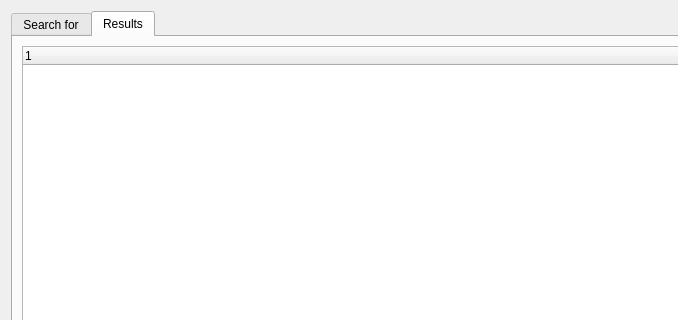
JakubMelka/PDF4QT, file PdfForQtViewer/pdfadvancedfindwidget.ui: the form before one commit; both pictures show x 0 to 678 and y 0 to 320 of the 881 by 457 pixel window.
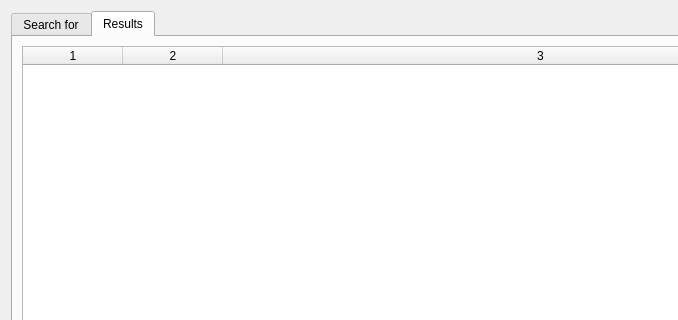
The form after the commit. The open tabs and pages were chosen to show the change.

The edit to the form file:
```diff
--- a/PdfForQtViewer/pdfadvancedfindwidget.ui
+++ b/PdfForQtViewer/pdfadvancedfindwidget.ui
@@ -118,12 +118,28 @@
       </attribute>
       <layout class="QVBoxLayout" name="verticalLayout_3">
        <item>
-        <widget class="QTreeWidget" name="treeWidget">
-         <column>
-          <property name="text">
-           <string notr="true">1</string>
-          </property>
-         </column>
+        <widget class="QTableWidget" name="resultsTableWidget">
+         <property name="editTriggers">
+          <set>QAbstractItemView::NoEditTriggers</set>
+         </property>
+         <property name="alternatingRowColors">
+          <bool>true</bool>
+         </property>
+         <property name="selectionBehavior">
+          <enum>QAbstractItemView::SelectRows</enum>
+         </property>
+         <property name="sortingEnabled">
+          <bool>true</bool>
+         </property>
+         <property name="columnCount">
+          <number>3</number>
+         </property>
+         <attribute name="horizontalHeaderStretchLastSection">
+          <bool>true</bool>
+         </attribute>
+         <column/>
+         <column/>
+         <column/>
         </widget>
        </item>
       </layout>
```
Left out of the diff: 39 changed lines with no effect on the pictures.
